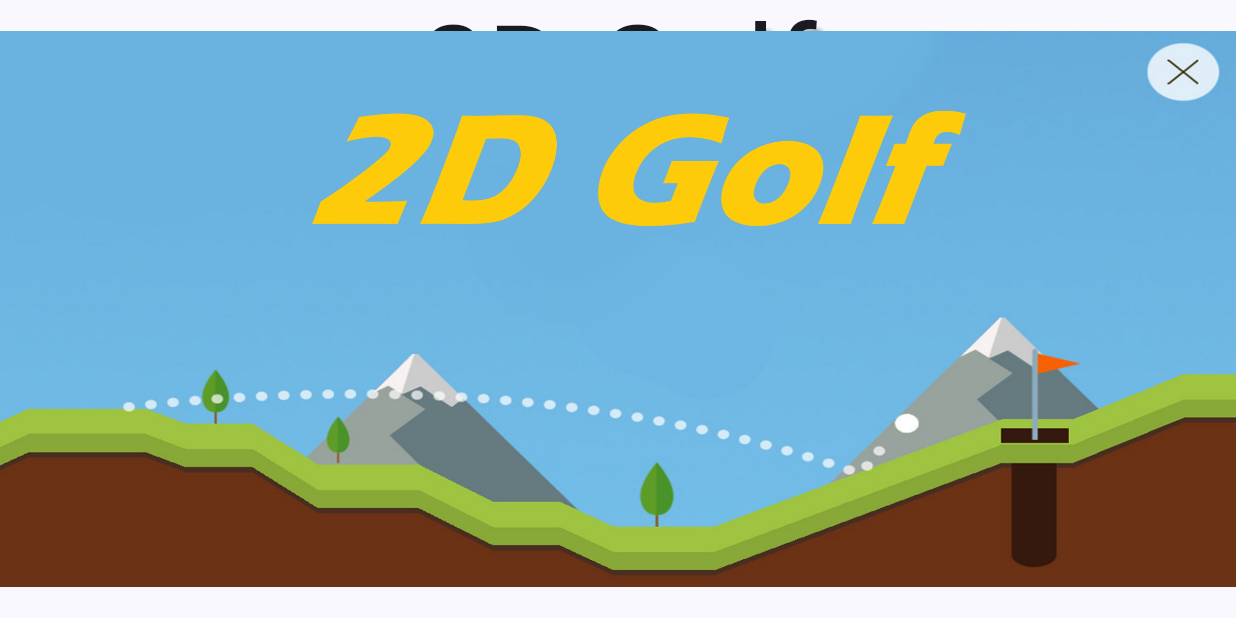
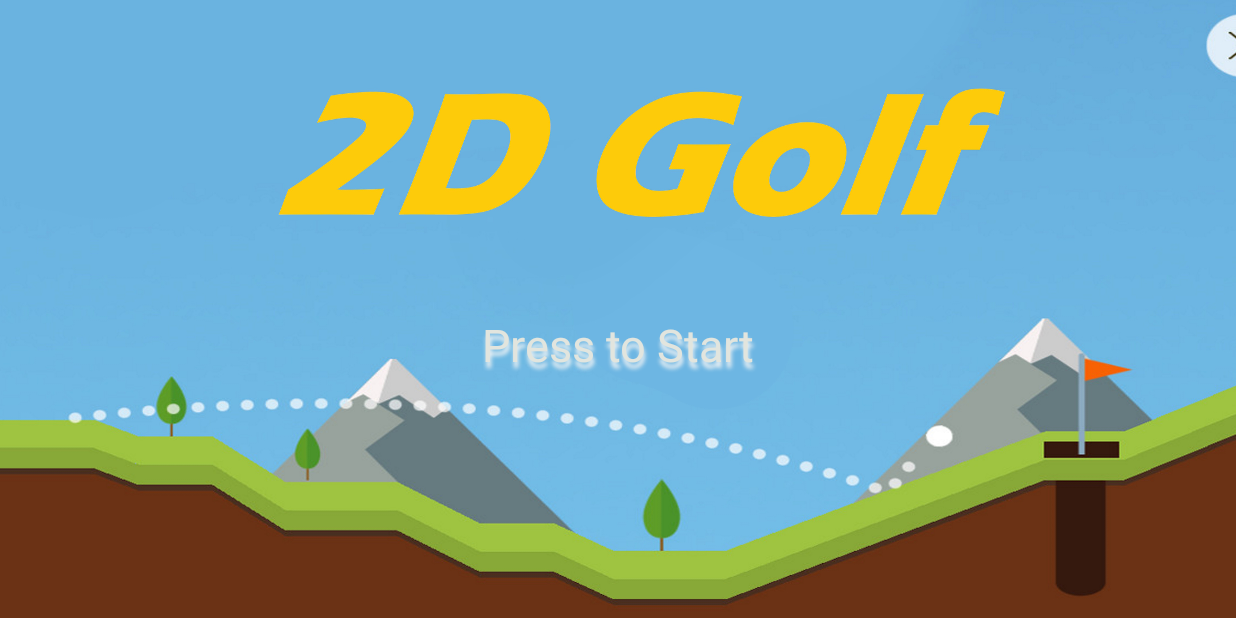
Before and after one commit to DavvveN/2D-Golf, an Android app built with Jetpack Compose: the screen it shows after launch (MainActivity), on a phone screen of 824 x 412 dp (held sideways). Run offline under Robolectric (Android 15) with nearby library versions, the phone set to English and light mode, and no system bars.

Commit message:
fixed graphics on startpage and attempted to change view at click. Also added animations for text on startpage

```diff
--- a/app/src/main/java/com/example/a2d_golf/GameViewModel.kt
+++ b/app/src/main/java/com/example/a2d_golf/GameViewModel.kt
@@ -9,26 +9,17 @@ import kotlinx.coroutines.flow.MutableStateFlow
 import kotlinx.coroutines.flow.asStateFlow
 
 enum class GameStatus{
-    FALLING,
-    ON_GROUND,
-    IN_MOTION
+    START,
+    GAME
 }
 
 data class GameState(
-    var status :GameStatus = GameStatus.FALLING,
+    var status :GameStatus = GameStatus.START,
     val ballState: BallState = BallState(velocity = Vector2(0f,0f),position = Vector2(400f,600f), userForce = Vector2(0f,0f)),
     val levelData: LevelData
 )
 class GameViewModel(application: Application) : AndroidViewModel(application) {
-    //                        LEARNING KOTLIN JETPACK:
-    // ***********************************************************************
-    // _gameState and _bState are mutableStateFlows and thus are changeable
-    // gameState and bState derive from _gameState and _bState and are read only
-    // We can thus control changeability or readability in a given function
-    // ***********************************************************************a
-
-
-    private var _gameState = MutableStateFlow(GameState(levelData = LevelData()))
+    var _gameState = MutableStateFlow(GameState(levelData = LevelData()))
     var gameState = this._gameState.asStateFlow()
     private var _bState = MutableStateFlow(this.gameState.value.ballState)
     var bState = _bState.asStateFlow()
@@ -38,9 +29,7 @@ class GameViewModel(application: Application) : AndroidViewModel(application) {
 
     private val physicsConst = PhysicsConst()
     fun update(deltaTime : Float){
-
         handleFalling(deltaTime)
-        //orientMovementArrow(deltaTime,_movementArrowState)
     }
 
     private fun handleFalling(deltaTime : Float){
@@ -48,13 +37,7 @@ class GameViewModel(application: Application) : AndroidViewModel(application) {
         val gravityForce = Vector2.VectorConst.UP.scale(physicsConst.GRAVITY)
         val newVelocity = bState.value.velocity.add(gravityForce.scale(deltaTime))
 
-        //TODO CHECK DIRECTION OF USER VECTOR
         val uF = bState.value.userForce.scale(physicsConst.USERFACTOR).scale(deltaTime)
-        if(uF.xPos != 0f ||uF.yPos != 0f){
-        Log.i("abcdefx",uF.yPos.toString())
-        Log.i("abcdefy",uF.yPos.toString())
-        }
-
 
         newVelocity.add(uF)
         _bState.value.userForce = Vector2.VectorConst.EMPTY
--- a/app/src/main/java/com/example/a2d_golf/userinterface/GameView.kt
+++ b/app/src/main/java/com/example/a2d_golf/userinterface/GameView.kt
@@ -1,28 +1,12 @@
 package com.example.a2d_golf.userinterface
 
-import android.view.View
-import androidx.compose.foundation.Canvas
 import androidx.lifecycle.viewmodel.compose.viewModel
-import androidx.compose.foundation.Image
-import androidx.compose.foundation.gestures.detectTapGestures
-import androidx.compose.foundation.layout.Box
-import androidx.compose.foundation.layout.Column
-import androidx.compose.foundation.layout.fillMaxSize
 import androidx.compose.runtime.Composable
 import androidx.compose.runtime.LaunchedEffect
 import androidx.compose.ui.Modifier
 import androidx.compose.runtime.collectAsState
 import androidx.compose.runtime.getValue
-import androidx.compose.ui.geometry.Offset
-import androidx.compose.ui.graphics.Color
-import androidx.compose.ui.input.pointer.pointerInput
-import androidx.compose.ui.layout.ContentScale
-import androidx.compose.ui.res.painterResource
-import com.example.a2d_golf.BallState
-import com.example.a2d_golf.GameViewModel
-import com.example.a2d_golf.LevelData
-import com.example.a2d_golf.R
-import com.example.a2d_golf.Vector2
+import com.example.a2d_golf.*
 import com.example.a2d_golf.consts.MiscConst
 import kotlinx.coroutines.delay
 
@@ -31,13 +15,18 @@ import kotlinx.coroutines.delay
 fun GameView(
     viewModel: GameViewModel = viewModel(),
     levelData: LevelData = LevelData(),
-    miscConst: MiscConst = MiscConst()
+    miscConst: MiscConst = MiscConst(),
 ) {
     val gameState by viewModel.gameState.collectAsState()
     val bState by viewModel.bState.collectAsState()
     val arrowModel by viewModel.movementArrowState.collectAsState()
     var prevTime : Long
 
+    when(gameState.status){
+        GameStatus.START -> {
+            StartPage(modifier = Modifier, viewModel._gameState)
+        }
+        GameStatus.GAME -> {
             LaunchedEffect(Unit) {
 
                 prevTime = System.currentTimeMillis()
@@ -55,3 +44,5 @@ fun GameView(
             MovementArrow(modifier = Modifier, arrowState = arrowModel)
             Ball(modifier = Modifier, ballState = bState)
         }
+    }
+}
--- a/app/src/main/java/com/example/a2d_golf/userinterface/MainActivity.kt
+++ b/app/src/main/java/com/example/a2d_golf/userinterface/MainActivity.kt
@@ -19,7 +19,7 @@ class MainActivity : ComponentActivity() {
                     modifier = Modifier.fillMaxSize(),
                     color = MaterialTheme.colorScheme.background,
                 ) {
-                    StartPage(modifier = Modifier)
+                    GameView()
                 }
             }
         }
--- a/app/src/main/java/com/example/a2d_golf/userinterface/StartPage.kt
+++ b/app/src/main/java/com/example/a2d_golf/userinterface/StartPage.kt
@@ -1,55 +1,83 @@
 package com.example.a2d_golf.userinterface
 
+import android.util.Log
+import androidx.compose.animation.core.EaseInOut
+import androidx.compose.animation.core.RepeatMode
+import androidx.compose.animation.core.animateFloat
+import androidx.compose.animation.core.infiniteRepeatable
+import androidx.compose.animation.core.rememberInfiniteTransition
+import androidx.compose.animation.core.tween
 import androidx.compose.foundation.Image
-import androidx.compose.foundation.gestures.detectDragGestures
 import androidx.compose.foundation.gestures.detectTapGestures
+import androidx.compose.foundation.layout.Arrangement
 import androidx.compose.foundation.layout.Box
 import androidx.compose.foundation.layout.Column
 import androidx.compose.foundation.layout.fillMaxSize
-import androidx.compose.foundation.layout.fillMaxWidth
 import androidx.compose.material3.Text
 import androidx.compose.runtime.Composable
+import androidx.compose.runtime.getValue
 import androidx.compose.ui.Alignment
 import androidx.compose.ui.Modifier
 import androidx.compose.ui.geometry.Offset
 import androidx.compose.ui.graphics.Color
 import androidx.compose.ui.graphics.Shadow
+import androidx.compose.ui.graphics.graphicsLayer
 import androidx.compose.ui.input.pointer.pointerInput
+import androidx.compose.ui.layout.ContentScale
 import androidx.compose.ui.res.painterResource
+import androidx.compose.ui.res.stringResource
 import androidx.compose.ui.unit.sp
+import com.example.a2d_golf.GameState
+import com.example.a2d_golf.GameStatus
 import com.example.a2d_golf.R
+import kotlinx.coroutines.flow.MutableStateFlow
 
 @Composable
-fun StartPage(modifier: Modifier) {
-    val offset = Offset(5.0f, 10.0f)
+fun StartPage(modifier: Modifier, gameState: MutableStateFlow<GameState>) {
+    val offset = Offset(1.0f, 6.0f)
+
+    val infiniteTransition = rememberInfiniteTransition(label = "")
+    val animatedValue by infiniteTransition.animateFloat(
+        initialValue = 0f,
+        targetValue = 1f,
+        animationSpec = infiniteRepeatable(
+            animation = tween(durationMillis = 1000, easing = EaseInOut),
+            repeatMode = RepeatMode.Reverse
+        ), label = ""
+    )
 
     Box(
         Modifier
             .fillMaxSize()
             .pointerInput(Unit) {
                 detectTapGestures {
-                    //TODO GAMEVIEW
+                    gameState.value.status = GameStatus.GAME
                 }
             }
     ) {
+        Image(
+            painter = painterResource(id = R.drawable.background_new),
+            contentDescription = null,
+            contentScale = ContentScale.Crop
+        )
         Column(
             modifier.fillMaxSize(),
             horizontalAlignment = Alignment.CenterHorizontally,
+            verticalArrangement = Arrangement.Center
         ) {
             Text(
-                text = "2D Golf",
+                text = stringResource(id = R.string.press_to_start),
+                color = Color(0xFFE2E5DE),
                 style = androidx.compose.ui.text.TextStyle(
-                    fontSize = 80.sp,
+                    fontSize = 30.sp,
                     shadow = Shadow(
-                        color = Color.Gray, offset = offset, blurRadius = 3f
+                        color = Color(0xFFF5F5F5), offset = offset, blurRadius = 3f
                     )
                 ),
+                modifier = Modifier.graphicsLayer {
+                    translationY = animatedValue * 40
+                }
             )
         }
-        Image(
-            painter = painterResource(id = R.drawable.start_background),
-            contentDescription = null,
-            modifier.fillMaxSize()
-        )
     }
 }
--- a/app/src/main/res/values/strings.xml
+++ b/app/src/main/res/values/strings.xml
@@ -1,3 +1,4 @@
 <resources>
     <string name="app_name">2D-Golf</string>
+    <string name="press_to_start">Press to Start</string>
 </resources>
```
Also changed, not shown: app/src/main/res/drawable-nodpi/background_new.jpg (added). Lines whose indentation alone changed are shown as unchanged.
